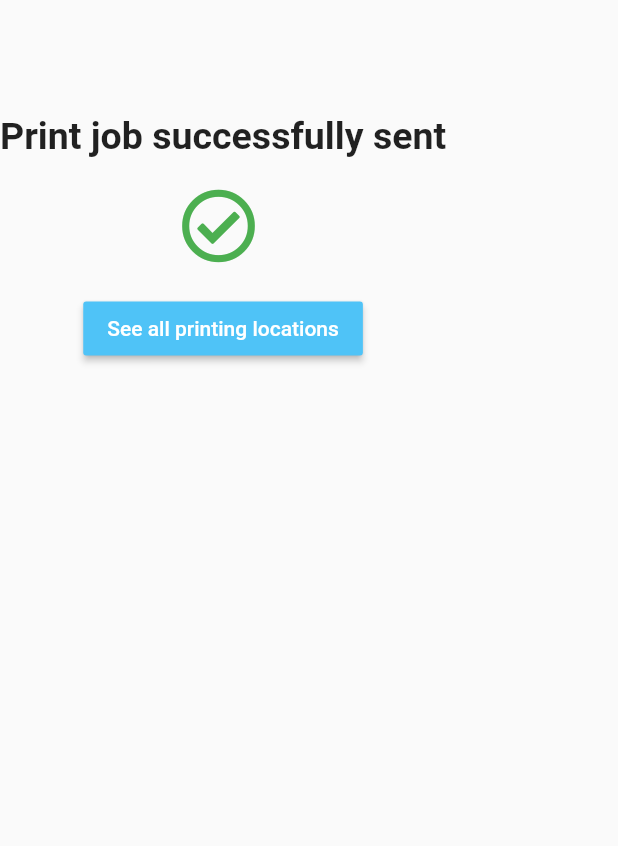
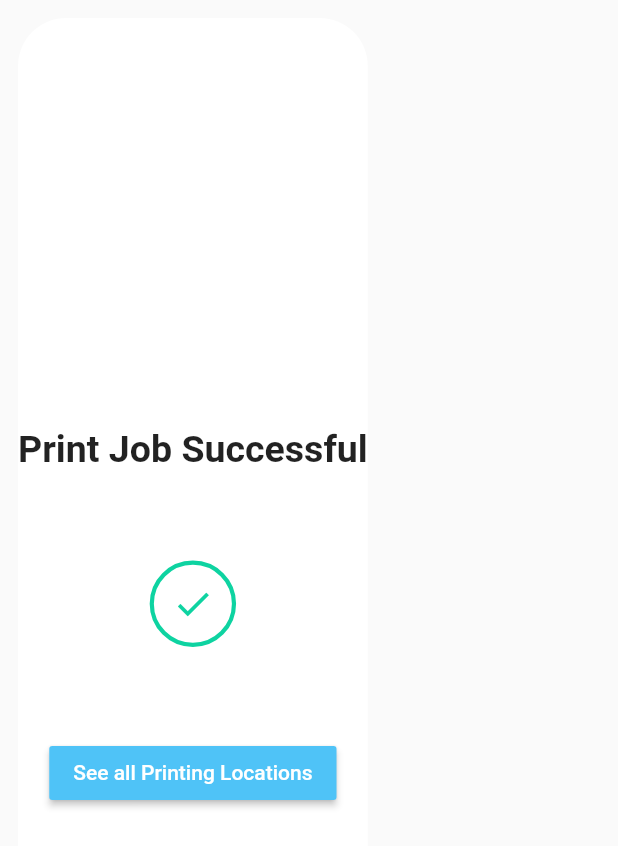
Before and after one commit to akshathjain/HackCMU2019, a Flutter app: the PrintVerificationPanel widget shown alone on an empty page, opened directly, on a phone screen of 412 x 824 dp. Shown: the top 846 px of the screen. Run offline on Flutter 3.47's test engine with Material 2 defaults, Android fonts, the phone set to English and light mode, and no system bars; our stand-ins replace dio, file_picker, font_awesome_flutter, sliding_up_panel.

Commit message:
added verification panel

```diff
--- a/print_at_cmu/lib/assets/colors.dart
+++ b/print_at_cmu/lib/assets/colors.dart
@@ -14,5 +14,6 @@ class Palette{
 
 
   static Color SL_BLUE = const Color.fromARGB(255, 0, 148, 167);
+  static Color SUCCESS = Color.fromRGBO(14, 211, 161, 1);
 
 }
--- a/print_at_cmu/lib/assets/strings.dart
+++ b/print_at_cmu/lib/assets/strings.dart
@@ -7,4 +7,9 @@ Purpose: stores all strings
 class Strings{
   static const String ANDREW_ID_HINT = "Andrew ID";
   static const String NUM_COPIES_HINT = "Number of Copies";
+
+  static const String SIDE_DEFAULT = SIDE_ONE_SIDED;
+  static const String SIDE_ONE_SIDED = "One Sided";
+  static const String SIDE_TWO_SIDED_PORTRAIT = "Two Sided (portrait)";
+  static const String SIDE_TWO_SIDED_LANDSCAPE = "Two Sided (landscape)";
 }
--- a/print_at_cmu/lib/async/network.dart
+++ b/print_at_cmu/lib/async/network.dart
@@ -10,7 +10,7 @@ import 'dart:io';
 import 'package:dio/dio.dart';
 
 class Network{
-  static Future<String> sendFile(String andrewid, int numcopies, String sidedness, File file, String filename) async {
+  static Future<Map> sendFile(String andrewid, int numcopies, String sidedness, File file, String filename) async {
     FormData formData = new FormData.from({
       "andrew_id": andrewid,
       "file": new UploadFileInfo(file, filename),
@@ -20,6 +20,6 @@ class Network{
 
     var dio = Dio();
     final response = await dio.post("https://apis.scottylabs.org/print/v0/printfile", data: formData);
-    return json.decode(response.toString())["message"];
+    return json.decode(response.toString());
   }
 }
--- a/print_at_cmu/lib/ui/print_verification_panel.dart
+++ b/print_at_cmu/lib/ui/print_verification_panel.dart
@@ -12,41 +12,59 @@ import 'package:url_launcher/url_launcher.dart';
 class PrintVerificationPanel extends StatelessWidget {
   @override
   Widget build(BuildContext context) {
-    return Column(
+    return Container(
+      margin: const EdgeInsets.all(12),
+      decoration: BoxDecoration(
+        color: Colors.white,
+        borderRadius: BorderRadius.circular(32)
+      ),
+      child: Column(
+        mainAxisAlignment: MainAxisAlignment.center,
         children: [
+
           Text(
-          "Print job successfully sent",
+            "Print Job Successful",
             style: TextStyle(
-            height: 5,
               fontSize: 25,
               fontWeight: FontWeight.bold
             ),
             textAlign: TextAlign.center
           ),
-        _icon(FontAwesomeIcons.checkCircle),
-        SizedBox(height: 20),
+
+          SizedBox(height: 60,),
+
+          Container(
+            padding: const EdgeInsets.all(12.0),
+            decoration: BoxDecoration(
+              border: Border.all(
+                color: Palette.SUCCESS,
+                width: 2.8
+              ),
+              shape: BoxShape.circle,
+            ),
+            child: Icon(
+              Icons.check,
+              color: Palette.SUCCESS,
+              size: 28.0,
+            ),
+          ),
+
+
+          SizedBox(height: 60),
+
+
           RaisedButton(
             onPressed: () => launch('http://www.cmu.edu/computing/services/endpoint/printing-kiosks/locations.html'),
             textColor: Colors.white,
             color: Palette.ACCENT_COLOR,
-
             child: Text(
-            "See all printing locations"
+              "See all Printing Locations"
             )
           )
+
         ],
-      mainAxisAlignment: MainAxisAlignment.start,
-
+      )
     );
   }
-  Widget _icon(IconData data){
-    return Container(
-      padding: const EdgeInsets.fromLTRB(8,0,14,0),
-      child: Icon(
-        data,
-        color: Colors.green,
-        size: 50.0,
-      ),
-    );
+
 }
-}
```
Also changed, not shown: print_at_cmu/lib/bloc/app_state.dart (+18 -10 lines), print_at_cmu/lib/ui/print_page.dart (+7 -4 lines). Lines whose indentation alone changed are shown as unchanged.
